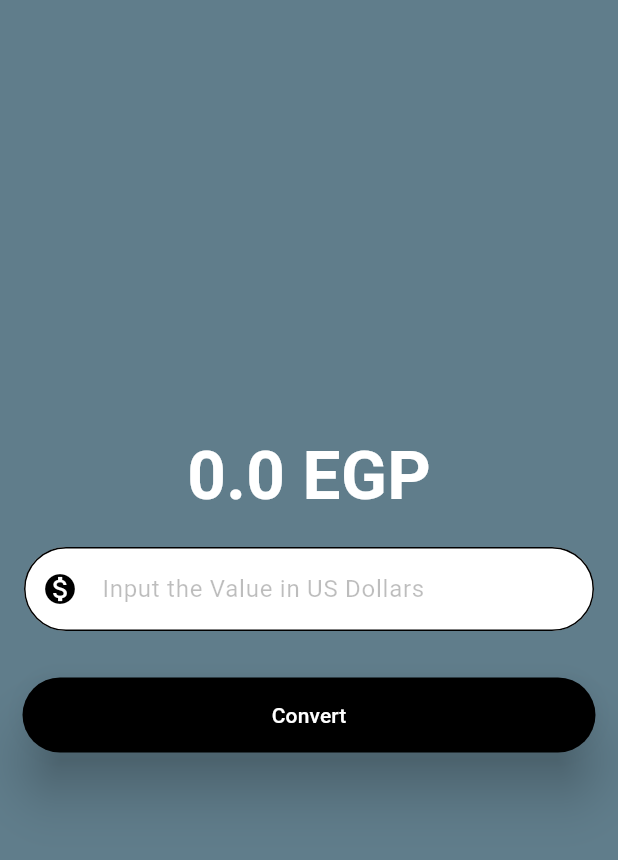
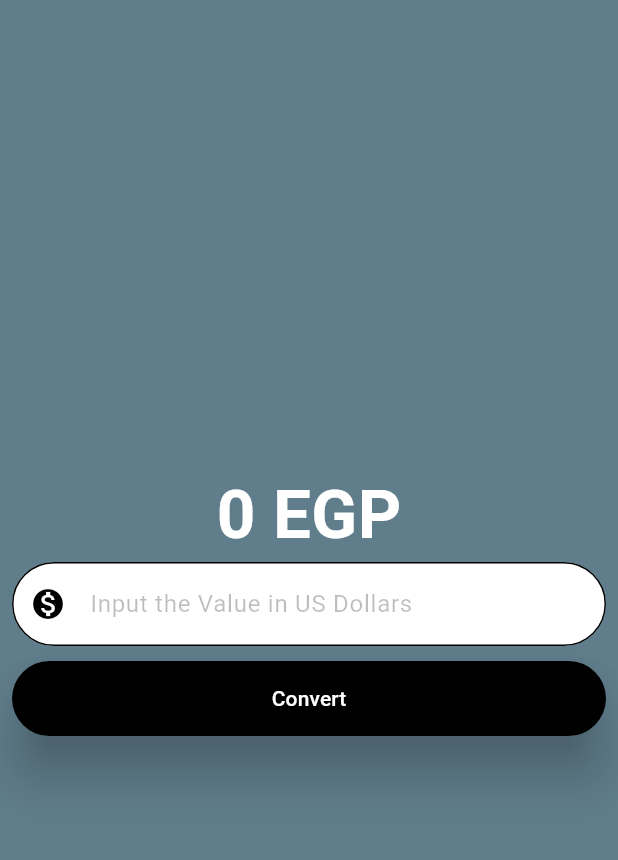
Before and after one commit to g-magdy/currency_converter, a Flutter app: the screen it shows after launch, on a phone screen of 412 x 824 dp, the part 59-919 px from its top. Run offline on Flutter 3.47's test engine with Material 3 defaults, Android fonts, the phone set to English and light mode, and no system bars.

Commit message:
last touches

```diff
--- a/lib/pages/currency_converter_material_page.dart
+++ b/lib/pages/currency_converter_material_page.dart
@@ -1,10 +1,4 @@
-import 'package:flutter/foundation.dart';
 import 'package:flutter/material.dart';
-
-// 1. Create a variable that stores the converted currency values
-// 2. create a function that multiplies the input value by (x)
-// 3. store the result
-// 4. display the result
 
 class CurrencyConverterMaterialPage extends StatefulWidget {
   const CurrencyConverterMaterialPage({super.key});
@@ -18,6 +12,20 @@ class _CurrencyConverterMaterialPageState
     extends State<CurrencyConverterMaterialPage> {
   double result = 0;
   final TextEditingController textEditingController = TextEditingController();
+
+  @override
+  void initState() {
+    super.initState();
+    // init everythin here (after super.initstate)
+  }
+
+  @override
+  void dispose() {
+    // dispose of controllers here (before super.initstate)
+    // avoid memory leaks
+    textEditingController.dispose();
+    super.dispose();
+  }
 
   @override
   Widget build(BuildContext context) {
@@ -39,21 +47,20 @@ class _CurrencyConverterMaterialPageState
         ),
       ),
       body: Center(
+        child: Padding(
+          padding: const EdgeInsets.all(8.0),
           child: Column(
             mainAxisAlignment: MainAxisAlignment.center,
             children: [
               Text(
-              "$result EGP",
+                "${result != 0 ? result.toStringAsFixed(2) : result.toStringAsFixed(0)} EGP",
                 style: const TextStyle(
                   fontSize: 45,
                   fontWeight: FontWeight.bold,
                   color: Colors.white,
                 ),
               ),
-            Container(
-              padding: const EdgeInsets.all(8.0),
-              margin: const EdgeInsets.all(8.0),
-              child: TextField(
+              TextField(
                 controller: textEditingController,
                 cursorColor: Colors.white,
                 style: const TextStyle(color: Colors.black),
@@ -69,10 +76,10 @@ class _CurrencyConverterMaterialPageState
                 ),
                 keyboardType: TextInputType.number,
               ),
+              const SizedBox(
+                height: 10,
               ),
-            Padding(
-              padding: const EdgeInsets.all(15.0),
-              child: ElevatedButton(
+              ElevatedButton(
                 onPressed: () {
                   //* this setState function is what triggers the rebuild
                   //* of the changed widget
@@ -88,8 +95,8 @@ class _CurrencyConverterMaterialPageState
                 ),
                 child: const Text("Convert"),
               ),
+            ],
           ),
-          ],
         ),
       ),
     );
```
Lines whose indentation alone changed are shown as unchanged.
